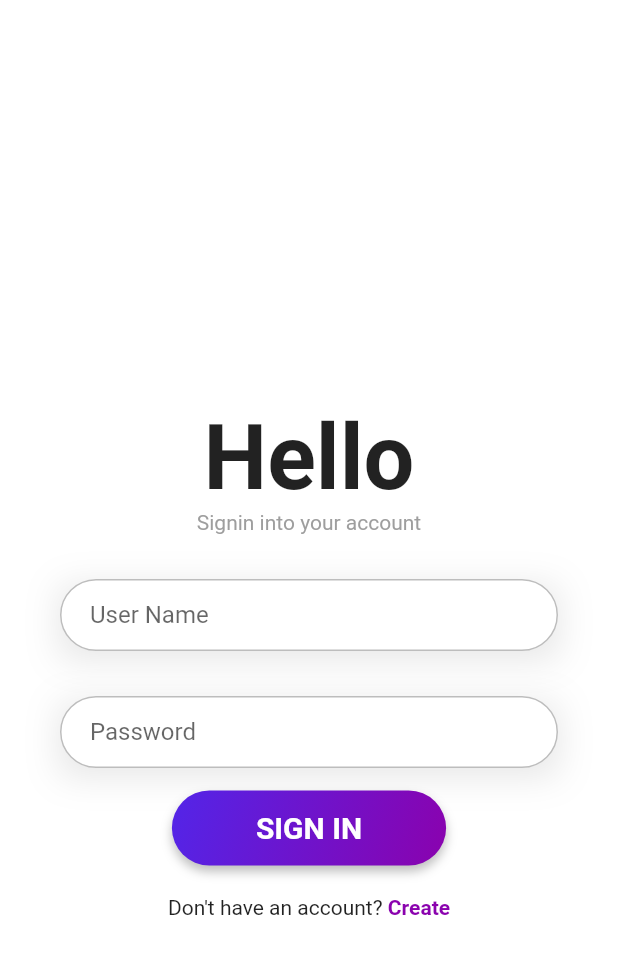
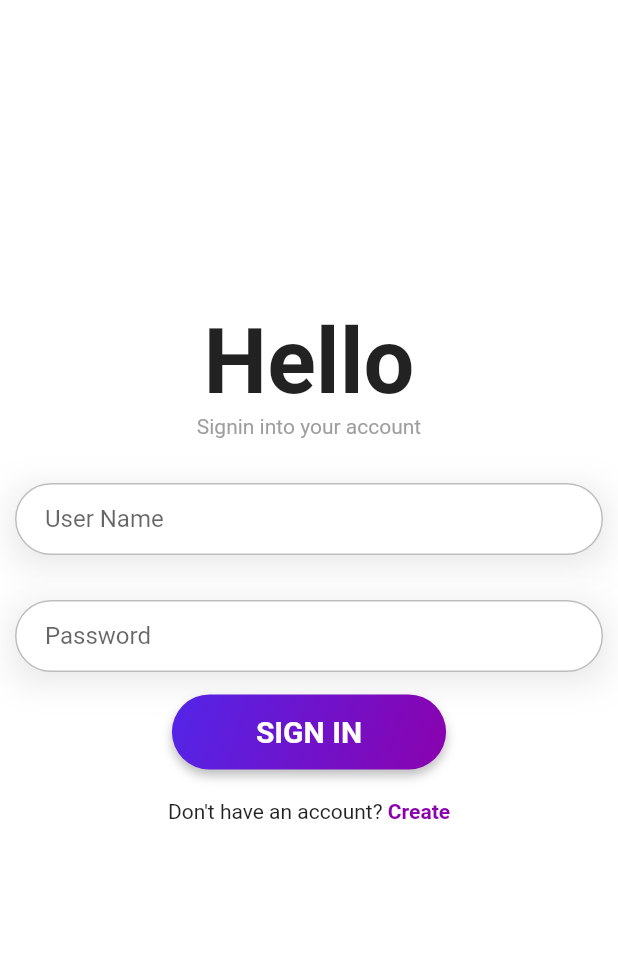
Before and after one commit to AkamazZz/FM_Flutter, a Flutter app: the screen it shows after launch, on a phone screen of 412 x 824 dp. Shown: the top 954 px of the screen. Run offline on Flutter 3.47's test engine with Material 2 defaults, Android fonts, the phone set to English and light mode, and no system bars; our stand-ins replace font_awesome_flutter, hexcolor.

Commit message:
Made registration and login page more adaptive

```diff
--- a/lib/pages/login_page.dart
+++ b/lib/pages/login_page.dart
@@ -19,20 +19,33 @@ class _LoginPageState extends State<LoginPage>{
 
   @override
   Widget build(BuildContext context) {
+    var screen = MediaQuery.of(context);
+    var distanceBetween = 0.0;
+    switch (screen.orientation){
+      case Orientation.portrait:{
+          distanceBetween = screen.size.height/4;
+      }
+      break;
 
+      case Orientation.landscape:{
+        distanceBetween = screen.size.height/20;
+      }
+    }
     return Scaffold(
       backgroundColor: Colors.white,
       body: SingleChildScrollView(
         child: Column(
           children: [
             Container(
-              height: _headerHeight,
+            height:  distanceBetween,
+
               //let's create a common header widget
             ),
             SafeArea(
               child: Container(
-                  padding: EdgeInsets.fromLTRB(20, 10, 20, 10),
-                  margin: EdgeInsets.fromLTRB(20, 10, 20, 10),// This will be the login form
+                  margin: EdgeInsets.symmetric(horizontal: 10),
+
+                 // This will be the login form
                   child: Column(
                     children: [
                       Text(
--- a/lib/pages/registration_page.dart
+++ b/lib/pages/registration_page.dart
@@ -39,7 +39,7 @@ class _RegistrationPageState extends State<RegistrationPage>{
 
             ),
             Container(
-              padding: EdgeInsets.symmetric(vertical: 100,),
+
               margin: EdgeInsets.fromLTRB(20, 10, 20, 10),
 
 
```
